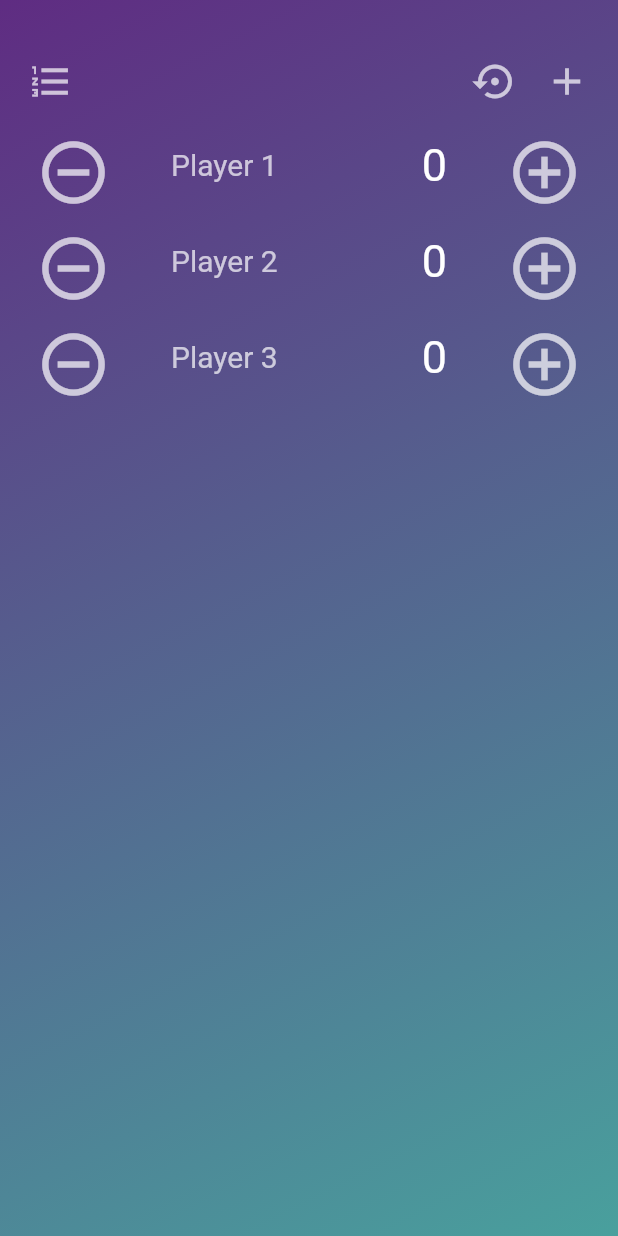
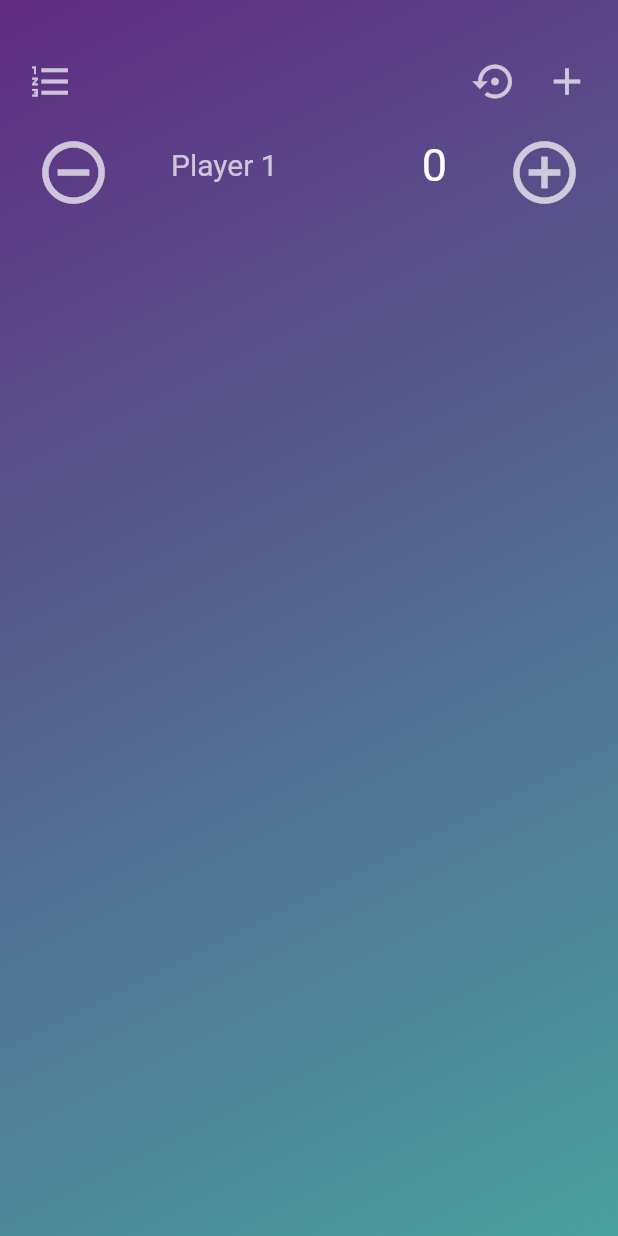
Before and after one commit to thethirdtomas/Score-Keeper, a Flutter app: the screen it shows after launch, after a tap on the "add" icon, on a phone screen of 412 x 824 dp. Run offline on Flutter 3.47's test engine with Material 2 defaults, Android fonts, the phone set to English and light mode, and no system bars; drawn by our look-alikes of flutter_slidable.

```diff
--- a/lib/results.dart
+++ b/lib/results.dart
@@ -43,7 +43,6 @@ class Results extends StatelessWidget{
             ),
             Expanded(
               child: ListView.builder(
-
                 itemCount: players.length,
                 itemBuilder: (context, position){
                   return ListTile(
--- a/lib/scorekeeper.dart
+++ b/lib/scorekeeper.dart
@@ -14,11 +14,6 @@ class ScoreKeeperState extends State<ScoreKeeper> {
 
   final int maxPlayers = 100;
   List<Player> players = List();
-
-  ScoreKeeperState(){
-    players.add(Player("Player 1"));
-    players.add(Player("Player 2"));
-  }
 
   @override
   Widget build(BuildContext context) {
@@ -103,19 +98,20 @@ class ScoreKeeperState extends State<ScoreKeeper> {
   }
 
   Widget listItem(position){
+    Player p = players[position];
     return ListTile(
       title: ListTile(
         title: TextField(
           style: TextStyle(color: Colors.white70, fontSize: 20),
-          onChanged:(value) => savePlayerName(value,position),
+          onSubmitted:(value) => savePlayerName(value,position),
           decoration: InputDecoration(
-            hintText: "${players[position].getName()}",
+            hintText: "${p.getName()}",
             hintStyle: TextStyle(color: Colors.white70, fontSize: 20),
             border: InputBorder.none,
           ),
         ),
         trailing: Text(
-          "${players[position].getScore()}",
+          "${p.getScore()}",
           style: TextStyle(color: Colors.white, fontSize: 30),
         ),
       ),
@@ -155,12 +151,6 @@ class ScoreKeeperState extends State<ScoreKeeper> {
       return;
 
     setState(() {
-      if(players.isEmpty)
-      {
-        players.add(Player("Player $position"));
-        players.add(Player("Player ${position+1}"));
-        return;
-      }
       players.add(Player("Player $position"));
     });
   }
```
Also changed, not shown: 4 other files.
